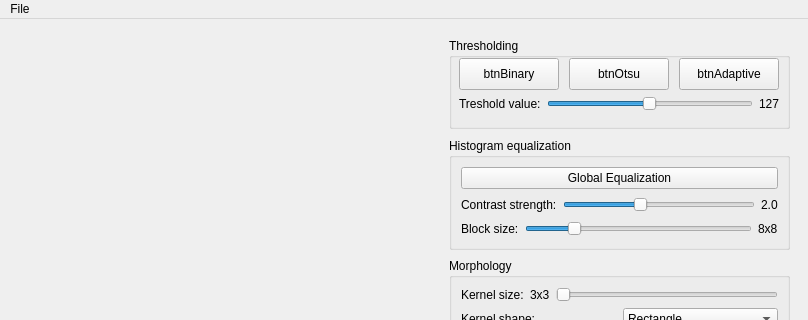
Above: src/mainwindow.ui from arcreane/opencv-project-erasmus-team before the change; both pictures show x 0 to 808 and y 0 to 320 of the 808 by 591 pixel window. Below: the same form after it.
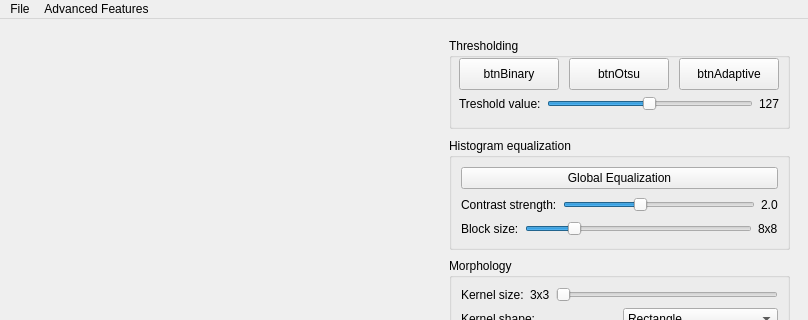
That is the form after the change.

Commit message: Feat/Fix: Added GrabCut advanced feature, fixed updateDisplay to dont change everything to black n white

```diff
--- a/src/mainwindow.ui
+++ b/src/mainwindow.ui
@@ -380,7 +380,14 @@
     <addaction name="actionOpen"/>
     <addaction name="actionSave"/>
    </widget>
+   <widget class="QMenu" name="menuAdvanced_Features">
+    <property name="title">
+     <string>Advanced Features</string>
+    </property>
+    <addaction name="actionGrabCut_Segmnetation"/>
+   </widget>
    <addaction name="menuFile"/>
+   <addaction name="menuAdvanced_Features"/>
   </widget>
   <action name="actionOpen">
    <property name="text">
```
Left out of the diff: 5 changed lines with no effect on the pictures. The commit also changes 4 other files.
